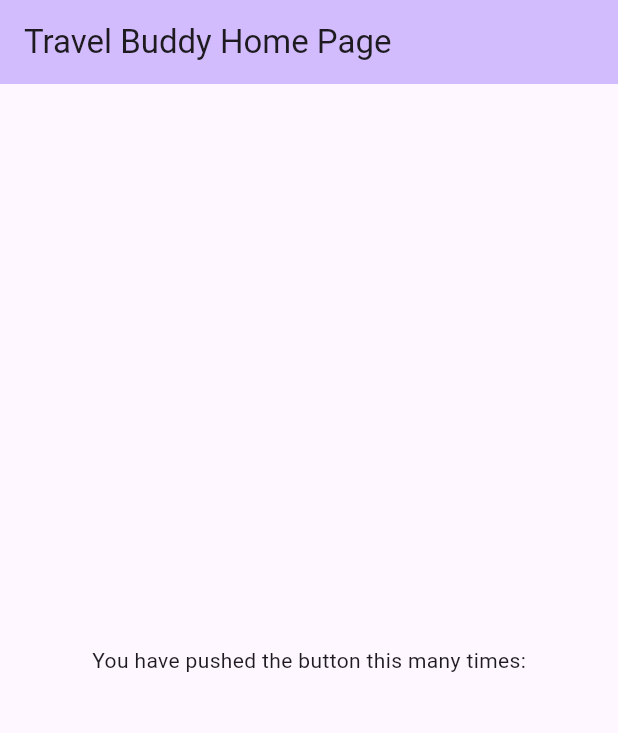
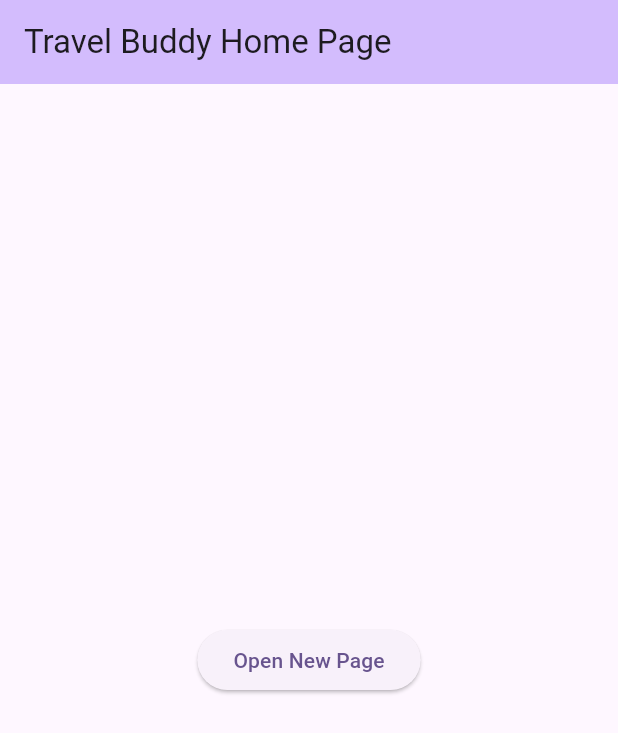
Before and after one commit to sayali1998/Travel_buddy, a Flutter app: the screen it shows after launch, on a phone screen of 412 x 824 dp. Shown: the top 733 px of the screen. Run offline on Flutter 3.47's test engine with Material 3 defaults, Android fonts, the phone set to English and light mode, and no system bars.

Commit message:
Clean code

```diff
--- a/travel_buddy/lib/View/main.dart
+++ b/travel_buddy/lib/View/main.dart
@@ -1,13 +1,13 @@
 import 'package:flutter/material.dart';
+import 'package:travel_buddy/View/userLogin.dart';
 
 void main() {
   runApp(const MyApp());
 }
 
 class MyApp extends StatelessWidget {
-  const MyApp({super.key});
+  const MyApp({Key? key}) : super(key: key);
 
-  // This widget is the root of your application.
   @override
   Widget build(BuildContext context) {
     return MaterialApp(
@@ -22,7 +22,7 @@ class MyApp extends StatelessWidget {
 }
 
 class MyHomePage extends StatefulWidget {
-  const MyHomePage({super.key, required this.title});
+  const MyHomePage({Key? key, required this.title}) : super(key: key);
 
   final String title;
 
@@ -40,12 +40,18 @@ class _MyHomePageState extends State<MyHomePage> {
         backgroundColor: Theme.of(context).colorScheme.inversePrimary,
         title: Text(widget.title),
       ),
-      body: const Center(
+      body: Center(
         child: Column(
           mainAxisAlignment: MainAxisAlignment.center,
           children: <Widget>[
-            Text(
-              'You have pushed the button this many times:',
+            ElevatedButton(
+              onPressed: () {
+                Navigator.push(
+                  context,
+                  MaterialPageRoute(builder: (context) => const UserLogin(title: "User Profile")),
+                );
+              },
+              child: Text('Open New Page')
             ),
           ],
         ),
--- a/travel_buddy/pubspec.yaml
+++ b/travel_buddy/pubspec.yaml
@@ -57,7 +57,9 @@ flutter:
   # included with your application, so that you can use the icons in
   # the material Icons class.
   uses-material-design: true
-
+  assets:
+    - assets/profile.png
+    - assets/background.jpg
   # To add assets to your application, add an assets section, like this:
   # assets:
   #   - images/a_dot_burr.jpeg
```
Also changed, not shown: travel_buddy/lib/View/userLogin.dart (+33 -0 lines), travel_buddy/assets/background.jpg (added), travel_buddy/assets/profile.png (added), 1 other file.
